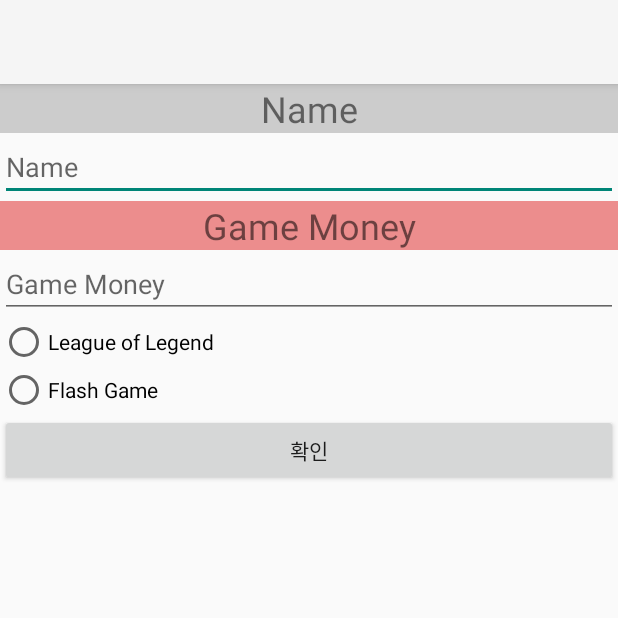
After one commit to Hod0ri/2021-Programming-Study, an Android app: the IntentTestActivity screen opened directly, with no data from a screen before it, on a phone screen of 412 x 824 dp, the top half of it. The commit adds this screen. Run offline under Robolectric (Android 15) with nearby library versions, the phone set to English and light mode, and no system bars.

Commit message:
[ Android ] November 3weeks Lecture
About putExtra and getExtra

```diff
--- a/College-Lecture/Android/Nov02/app/src/main/AndroidManifest.xml
+++ b/College-Lecture/Android/Nov02/app/src/main/AndroidManifest.xml
@@ -9,6 +9,12 @@
         android:roundIcon="@mipmap/ic_launcher_round"
         android:supportsRtl="true"
         android:theme="@style/Theme.Nov02">
+        <activity
+            android:name=".ReceiveTestActivity"
+            android:exported="false" />
+        <activity
+            android:name=".IntentTestActivity"
+            android:exported="false" />
         <activity
             android:name=".DrawActivity"
             android:exported="false" />
--- /dev/null
+++ b/College-Lecture/Android/Nov02/app/src/main/java/com/example/nov02/IntentTestActivity.java
@@ -0,0 +1,73 @@
+package com.example.nov02;
+
+import androidx.appcompat.app.AppCompatActivity;
+
+import android.content.Intent;
+import android.os.Bundle;
+import android.util.DisplayMetrics;
+import android.view.View;
+import android.widget.Button;
+import android.widget.EditText;
+import android.widget.RadioButton;
+import android.widget.TextView;
+
+public class IntentTestActivity extends AppCompatActivity {
+
+    private Button btn_submit;
+    private RadioButton rd_lol, rd_flash;
+    private EditText edt_name, edt_gamemoney;
+
+    private void FindViewId() {
+        btn_submit = findViewById(R.id.btn_submit);
+
+        rd_flash = findViewById(R.id.rd_flash);
+        rd_lol = findViewById(R.id.rd_lol);
+
+        edt_gamemoney = findViewById(R.id.edt_gamemoney);
+        edt_name = findViewById(R.id.edt_name);
+
+
+    }
+
+    @Override
+    protected void onCreate(Bundle savedInstanceState) {
+        super.onCreate(savedInstanceState);
+        setContentView(R.layout.activity_intent_test);
+
+        FindViewId();
+
+        btn_submit.setOnClickListener(new View.OnClickListener() {
+            @Override
+            public void onClick(View v) {
+
+                DisplayMetrics displayMetrics = new DisplayMetrics();
+                getWindowManager().getDefaultDisplay().getMetrics(displayMetrics);
+
+                int nDeviceWidth = displayMetrics.widthPixels;
+                int nHeight = displayMetrics.heightPixels;
+
+                // Send Value
+                String name = edt_name.getText().toString();
+                String gTemp = edt_gamemoney.getText().toString();
+                int gamemoney = Integer.parseInt(gTemp);
+
+                int nGame = 0; // lol이면 1, flash면 2
+                if(rd_lol.isChecked()) {
+                    nGame = 1;
+                } else if(rd_flash.isChecked()) {
+                    nGame = 2;
+                }
+
+                Intent intent = new Intent(getApplicationContext(), ReceiveTestActivity.class);
+
+                intent.putExtra("Name", name);
+                intent.putExtra("GameMoney", gamemoney);
+                intent.putExtra("GameType", nGame);
+                intent.putExtra("width", nDeviceWidth);
+                intent.putExtra("height", nHeight);
+
+                startActivity(intent);
+            }
+        });
+    }
+}
--- /dev/null
+++ b/College-Lecture/Android/Nov02/app/src/main/res/layout/activity_intent_test.xml
@@ -0,0 +1,69 @@
+<?xml version="1.0" encoding="utf-8"?>
+<LinearLayout xmlns:android="http://schemas.android.com/apk/res/android"
+    xmlns:app="http://schemas.android.com/apk/res-auto"
+    xmlns:tools="http://schemas.android.com/tools"
+    android:layout_width="match_parent"
+    android:layout_height="match_parent"
+    android:orientation="vertical"
+    tools:context=".IntentTestActivity">
+
+    <TextView
+        android:layout_width="match_parent"
+        android:layout_height="wrap_content"
+        android:textSize="24dp"
+        android:textAlignment="center"
+        android:background="#cccccc"
+        android:text="Name" />
+
+    <EditText
+        android:id="@+id/edt_name"
+        android:layout_width="match_parent"
+        android:layout_height="wrap_content"
+        android:ems="10"
+        android:inputType="textPersonName"
+        android:hint="Name" />
+
+    <TextView
+        android:layout_width="match_parent"
+        android:layout_height="wrap_content"
+        android:textSize="24dp"
+        android:textAlignment="center"
+        android:background="#EC8D8D"
+        android:text="Game Money" />
+
+    <EditText
+        android:id="@+id/edt_gamemoney"
+        android:layout_width="match_parent"
+        android:layout_height="wrap_content"
+        android:ems="10"
+        android:inputType="textPersonName"
+        android:hint="Game Money" />
+
+    <RadioGroup
+        android:layout_width="match_parent"
+        android:layout_height="wrap_content"
+        >
+
+        <RadioButton
+            android:id="@+id/rd_lol"
+            android:layout_width="match_parent"
+            android:layout_height="wrap_content"
+            android:text="League of Legend" />
+
+        <RadioButton
+            android:id="@+id/rd_flash"
+            android:layout_width="match_parent"
+            android:layout_height="wrap_content"
+            android:text="Flash Game" />
+
+        <Button
+            android:id="@+id/btn_submit"
+            android:layout_width="match_parent"
+            android:layout_height="wrap_content"
+            android:text="확인" />
+
+
+    </RadioGroup>
+
+
+</LinearLayout>
```
Also changed, not shown: College-Lecture/Android/Nov02/app/src/main/java/com/example/nov02/DrawActivity.java (+25 -25 lines), College-Lecture/Android/Nov02/app/src/main/java/com/example/nov02/MainActivity.java (+11 -1 lines), College-Lecture/Android/Nov02/app/src/main/java/com/example/nov02/ReceiveTestActivity.java (added, +54 -0 lines), College-Lecture/Android/Nov02/app/src/main/res/layout/activity_main.xml (+7 -0 lines), College-Lecture/Android/Nov02/app/src/main/res/layout/activity_recieve_test.xml (added, +61 -0 lines).
